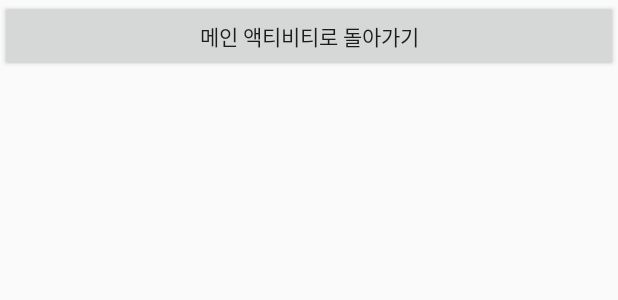
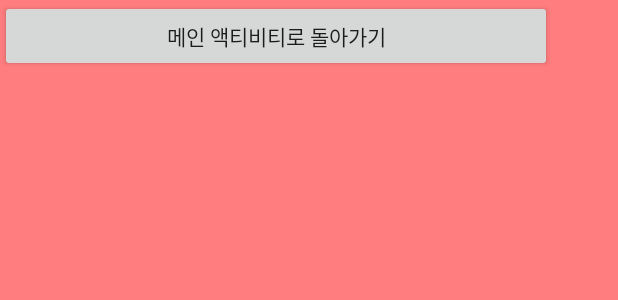
Before and after one commit to benignstar/ActivityTest, an Android app: the layout activity_second.xml on its own in the app's theme, with its tools: preview values and no code run, on a phone screen of 412 x 824 dp. Shown: the top 300 px of the screen. Run offline under Robolectric (Android 15) with nearby library versions, the phone set to English and light mode, and no system bars.

Commit message:
#3 이벤트 프로그래밍

```diff
--- a/app/src/main/res/layout/activity_second.xml
+++ b/app/src/main/res/layout/activity_second.xml
@@ -4,12 +4,14 @@
     xmlns:tools="http://schemas.android.com/tools"
     android:layout_width="match_parent"
     android:layout_height="match_parent"
+    android:background="#ff7d7f"
     tools:context="benignstar.kr.hs.emirim.activitytest.SecondActivity">
 
     <Button
         android:id="@+id/but_second"
-        android:layout_width="match_parent"
+        android:layout_width="368dp"
         android:layout_height="wrap_content"
-        android:text="메인 액티비티로 돌아가기"/>
+        android:text="메인 액티비티로 돌아가기"
+         />
 
 </android.support.constraint.ConstraintLayout>
```
Also changed, not shown: app/src/main/java/benignstar/kr/hs/emirim/activitytest/MainActivity.java (+13 -0 lines), app/src/main/java/benignstar/kr/hs/emirim/activitytest/SecondActivity.java (+12 -0 lines).
